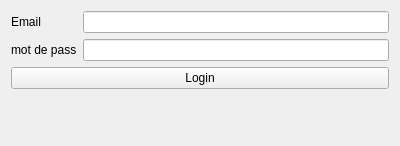
Above: interfaces/login.ui from yassinebahajou/PFEGIM before the change. Below: the same form after it.
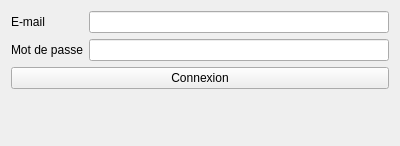
That is the form after the change.

```diff
--- a/interfaces/login.ui
+++ b/interfaces/login.ui
@@ -27,14 +27,14 @@
        <item row="0" column="0">
         <widget class="QLabel" name="label">
          <property name="text">
-          <string>Email</string>
+          <string>E-mail</string>
          </property>
         </widget>
        </item>
        <item row="1" column="0">
         <widget class="QLabel" name="label_2">
          <property name="text">
-          <string>mot de pass</string>
+          <string>Mot de passe</string>
          </property>
         </widget>
        </item>
@@ -45,7 +45,7 @@
        <item>
         <widget class="QPushButton" name="btn_Login">
          <property name="text">
-          <string>Login</string>
+          <string>Connexion</string>
          </property>
         </widget>
        </item>
```
